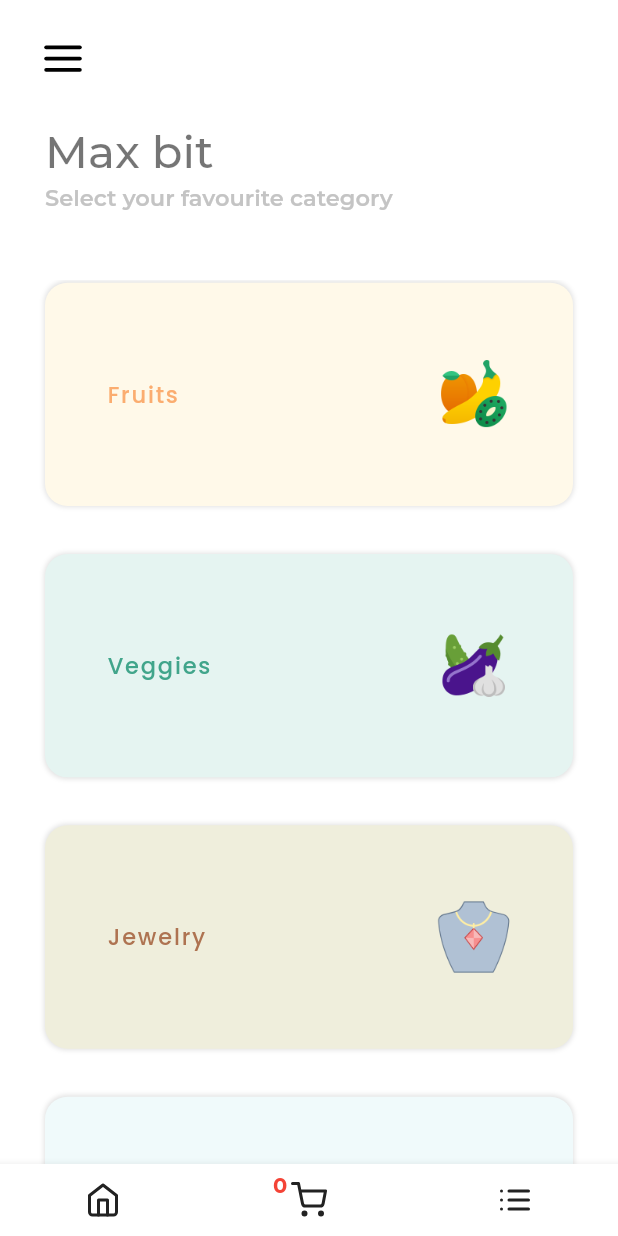
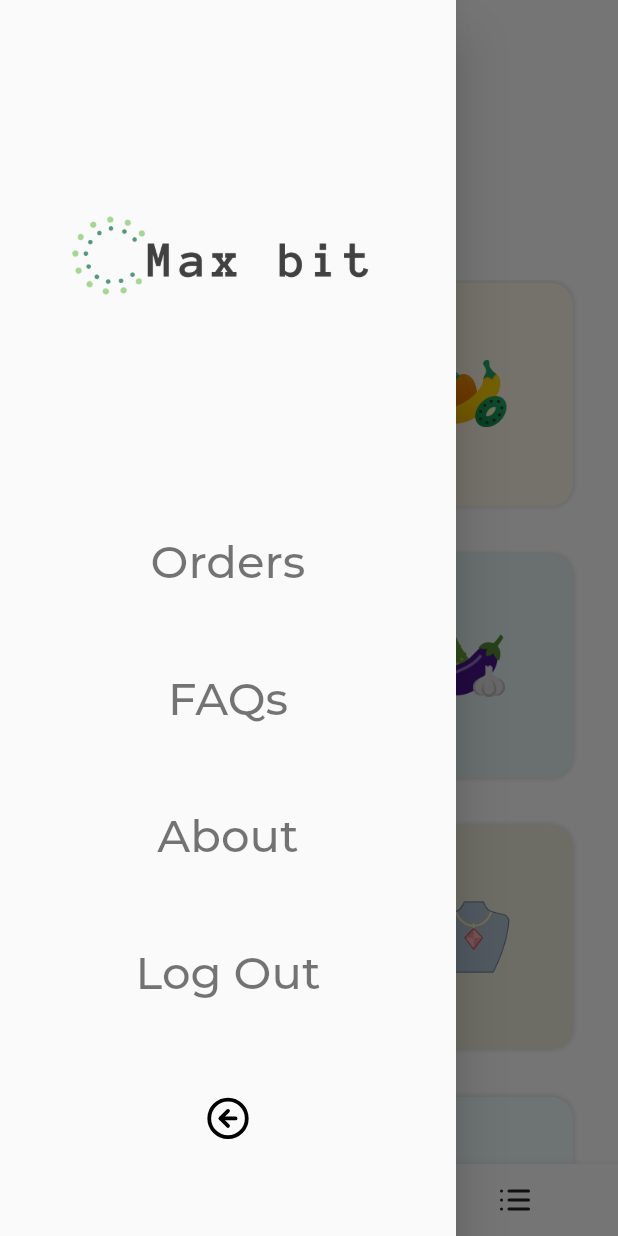
Before and after one commit to 4eug/max_bit, a Flutter app: the HomeScreen screen opened by its route, after a tap on an icon or button, on a phone screen of 412 x 824 dp. Run offline on Flutter 3.47's test engine with Material 2 defaults, Android fonts, the phone set to English and light mode, and no system bars; our stand-ins replace flutter_icons, page_transition, shared_preferences; accounts and stored records are empty.

```diff
--- a/lib/screens/general/walk_through_screen.dart
+++ b/lib/screens/general/walk_through_screen.dart
@@ -29,7 +29,7 @@ class _WalkThroughScreenState extends State<WalkThroughScreen> {
           homeViewRoute, (Route<dynamic> route) => false);
     } else {
       _controller.animateToPage(slideIndex + 1,
-          duration: Duration(milliseconds: 250), curve: Curves.linearToEaseOut);
+          duration: Duration(milliseconds: 450), curve: Curves.linearToEaseOut);
     }
   }
 
--- a/lib/screens/home/home_screen.dart
+++ b/lib/screens/home/home_screen.dart
@@ -14,6 +14,8 @@ class HomeScreen extends StatefulWidget {
 }
 
 class _HomeScreenState extends State<HomeScreen> {
+  final GlobalKey<ScaffoldState> _scaffoldKey = GlobalKey();
+
   var categories = [
     {
       "title": "Fruits",
@@ -69,12 +71,12 @@ class _HomeScreenState extends State<HomeScreen> {
         size: 30.0,
         color: Colors.black,
       ),
-      onPressed: () {},
+      onPressed: () {
+        _scaffoldKey.currentState.openDrawer();
+      },
     );
 
-
-
-    final greeting = Text(
+    final title = Text(
       "Max bit",
       style: TextStyle(
         fontWeight: FontWeight.w500,
@@ -95,8 +97,68 @@ class _HomeScreenState extends State<HomeScreen> {
     var cartItems;
     cartItems = Provider.of<Cart>(context, listen: true).count;
     return Scaffold(
+      key: _scaffoldKey,
       resizeToAvoidBottomInset: false,
       backgroundColor: Colors.white,
+      drawer: Drawer(
+        child: Column(
+          mainAxisAlignment: MainAxisAlignment.spaceEvenly,
+          children: [
+            Container(
+              height: SizeConfig.blockSizeVertical * 30,
+              child: Image.asset(
+                AvailableImages.appLogoTransparent["assetPath"],
+              ),
+            ),
+            InkWell(
+              onTap: () =>
+                  Navigator.popAndPushNamed(context, orderHistoryViewRoute),
+              child: Text(
+                "Orders",
+                style: TextStyle(
+                  fontWeight: FontWeight.w500,
+                  color: Colors.black54,
+                  fontSize: 30.0,
+                ),
+              ),
+            ),
+            Text(
+              "FAQs",
+              style: TextStyle(
+                fontWeight: FontWeight.w500,
+                color: Colors.black54,
+                fontSize: 30.0,
+              ),
+            ),
+            Text(
+              "About",
+              style: TextStyle(
+                fontWeight: FontWeight.w500,
+                color: Colors.black54,
+                fontSize: 30.0,
+              ),
+            ),
+            Text(
+              "Log Out",
+              style: TextStyle(
+                fontWeight: FontWeight.w500,
+                color: Colors.black54,
+                fontSize: 30.0,
+              ),
+            ),
+            IconButton(
+              icon: Icon(
+                Feather.arrow_left_circle,
+                size: 30.0,
+                color: Colors.black,
+              ),
+              onPressed: () {
+                Navigator.pop(context);
+              },
+            )
+          ],
+        ),
+      ),
       bottomNavigationBar: BottomAppBar(
         elevation: 5,
         color: Colors.white,
@@ -131,7 +193,8 @@ class _HomeScreenState extends State<HomeScreen> {
             ),
             FlatButton(
               child: Icon(Feather.list),
-              onPressed: () => Navigator.pushNamed(context, orderHistoryViewRoute),
+              onPressed: () =>
+                  Navigator.pushNamed(context, orderHistoryViewRoute),
             ),
           ],
         ),
@@ -159,7 +222,7 @@ class _HomeScreenState extends State<HomeScreen> {
                       padding: EdgeInsets.only(top: 20.0, left: 30.0),
                       child: Align(
                         alignment: Alignment.topLeft,
-                        child: greeting,
+                        child: title,
                       ),
                     ),
                     Padding(
```
Also changed, not shown: 1 other file.
